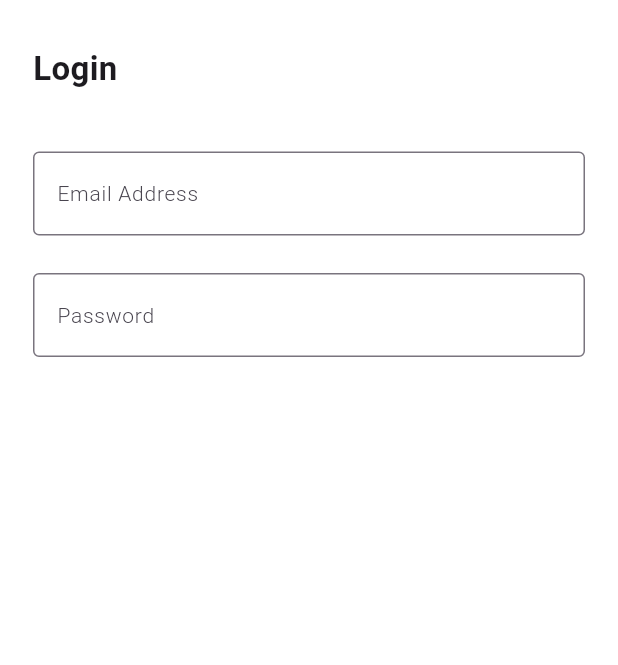
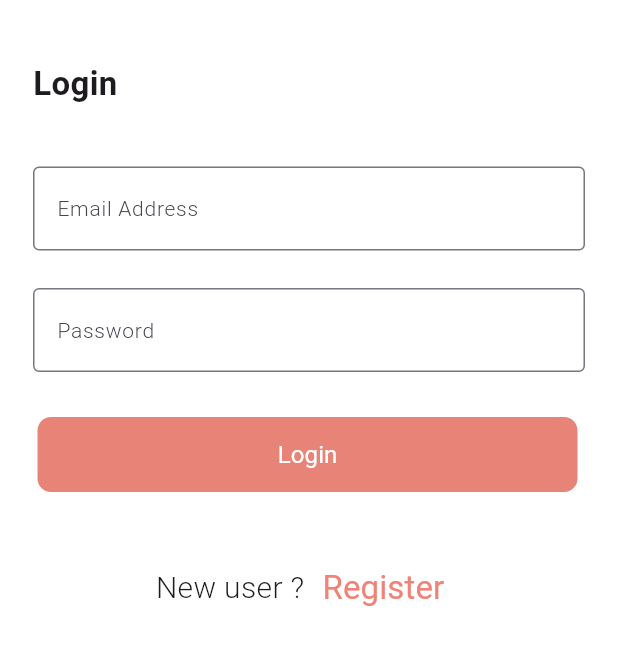
Before and after one commit to Shayanzahid227/LuciusBeautySalon-, a Flutter app: the screen it shows after launch, on a phone screen of 412 x 824 dp, the part 489-1154 px from its top. Run offline on Flutter 3.47's test engine with Material 3 defaults, Android fonts, the phone set to English and light mode, and no system bars; missing offline and left inert: dart:ffi.

Commit message:
login screen done

```diff
--- a/lib/main.dart
+++ b/lib/main.dart
@@ -1,7 +1,4 @@
-import 'package:figma_creation_task/ui/screens/figma01/final_home_screen.dart';
-import 'package:figma_creation_task/ui/screens/figma02/home_screen.dart';
 import 'package:figma_creation_task/ui/screens/figma03/login_screen.dart';
-import 'package:figma_creation_task/ui/screens/figma03/splash%20screen.dart';
 import 'package:flutter/material.dart';
 
 void main() {
--- a/lib/ui/screens/figma03/login_screen.dart
+++ b/lib/ui/screens/figma03/login_screen.dart
@@ -1,3 +1,5 @@
+import 'dart:ffi';
+
 import 'package:figma_creation_task/core/constant/string.dart';
 import 'package:flutter/material.dart';
 
@@ -20,7 +22,7 @@ class login_screen_0 extends StatelessWidget {
         child: Column(
           children: [
             Padding(
-              padding: EdgeInsets.only(top: 70),
+              padding: const EdgeInsets.only(top: 70),
               child: Center(
                 child: SizedBox(
                     height: 200,
@@ -31,7 +33,7 @@ class login_screen_0 extends StatelessWidget {
                     )),
               ),
             ),
-            SizedBox(height: 30),
+            const SizedBox(height: 40),
             Column(
               mainAxisAlignment: MainAxisAlignment.start,
               crossAxisAlignment: CrossAxisAlignment.start,
@@ -43,7 +45,7 @@ class login_screen_0 extends StatelessWidget {
                     style: TextStyle(fontSize: 22, fontWeight: FontWeight.w700),
                   ),
                 ),
-                SizedBox(height: 40),
+                const SizedBox(height: 40),
                 Padding(
                   padding: const EdgeInsets.symmetric(horizontal: 22.0),
                   child: TextField(
@@ -55,7 +57,7 @@ class login_screen_0 extends StatelessWidget {
                             borderRadius: BorderRadius.circular(4.0))),
                   ),
                 ),
-                SizedBox(height: 25),
+                const SizedBox(height: 25),
                 Padding(
                   padding: const EdgeInsets.symmetric(horizontal: 22.0),
                   child: TextField(
@@ -67,7 +69,51 @@ class login_screen_0 extends StatelessWidget {
                             borderRadius: BorderRadius.circular(4.0))),
                   ),
                 ),
-                SizedBox(height: 30),
+                const SizedBox(height: 30),
+                Padding(
+                  padding: const EdgeInsets.only(left: 25.0),
+                  child: Row(
+                    children: [
+                      Container(
+                        height: 50,
+                        width: 360,
+                        decoration: BoxDecoration(
+                            color: Color(0xfffE78377),
+                            borderRadius: BorderRadius.circular(9)),
+                        child: TextButton(
+                            onPressed: () {},
+                            child: const Center(
+                                child: Text(
+                              "Login",
+                              style: TextStyle(
+                                  fontSize: 16,
+                                  fontWeight: FontWeight.w400,
+                                  color: Colors.white),
+                            ))),
+                      )
+                    ],
+                  ),
+                ),
+                SizedBox(height: 40),
+                Row(
+                    mainAxisAlignment: MainAxisAlignment.center,
+                    crossAxisAlignment: CrossAxisAlignment.center,
+                    children: [
+                      const Text(
+                        "New user ?",
+                        style: TextStyle(
+                            fontSize: 20, fontWeight: FontWeight.w300),
+                      ),
+                      TextButton(
+                          onPressed: () {},
+                          child: const Text(
+                            "Register",
+                            style: TextStyle(
+                                fontSize: 22,
+                                fontWeight: FontWeight.w400,
+                                color: Color(0xfffef8377)),
+                          ))
+                    ]),
               ],
             )
           ],
--- a/lib/ui/screens/figma03/splash screen.dart
+++ b/lib/ui/screens/figma03/splash screen.dart
@@ -14,7 +14,7 @@ class splash_screen_0 extends StatelessWidget {
           crossAxisAlignment: CrossAxisAlignment.center,
           children: [
             Padding(
-                padding: EdgeInsets.only(top: 300),
+                padding: const EdgeInsets.only(top: 300),
                 child: SizedBox(
                   height: 170,
                   width: 140,
```
